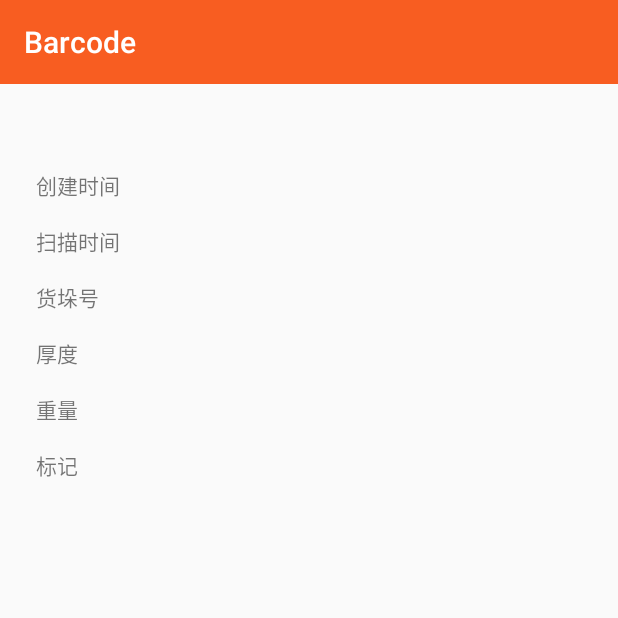
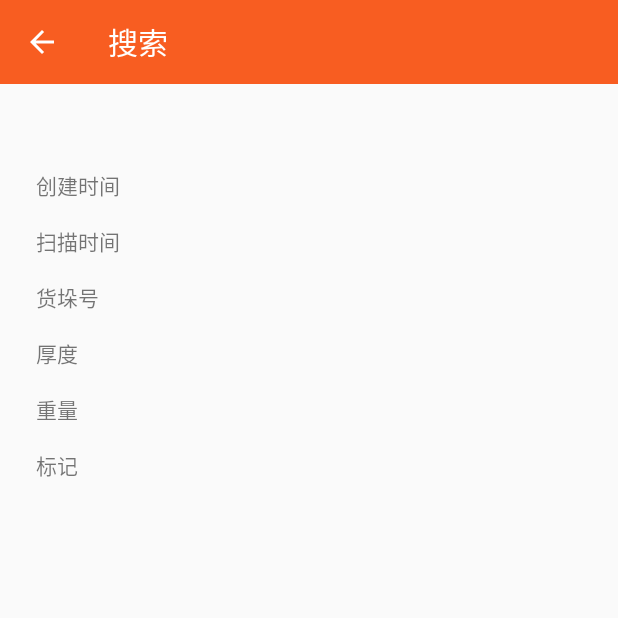
Before and after one commit to kalavinka223/barcode-android, an Android app: the BarcodeSearchActivity screen opened directly, with no data from a screen before it, on a phone screen of 412 x 824 dp, the top half of it. Run offline under Robolectric (Android 15) with nearby library versions, the phone set to English and light mode, and no system bars; our stand-ins replace RxJava, data binding.

Commit message:
update barcode search

```diff
--- a/app/src/main/AndroidManifest.xml
+++ b/app/src/main/AndroidManifest.xml
@@ -9,7 +9,9 @@
         android:label="@string/app_name"
         android:supportsRtl="true"
         android:theme="@style/AppTheme">
-        <activity android:name=".ui.activity.BarcodeSearchActivity">
+        <activity
+            android:name=".ui.activity.BarcodeSearchActivity"
+            android:label="@string/title_search">
             <intent-filter>
                 <action android:name="android.intent.action.SEARCH" />
             </intent-filter>
--- a/app/src/main/java/com/powerdata/barcode/ui/activity/BarcodeSearchActivity.java
+++ b/app/src/main/java/com/powerdata/barcode/ui/activity/BarcodeSearchActivity.java
@@ -2,8 +2,12 @@ package com.powerdata.barcode.ui.activity;
 
 import android.app.SearchManager;
 import android.content.Intent;
+import android.graphics.Color;
 import android.os.Bundle;
+import android.view.MenuItem;
 
+import androidx.annotation.NonNull;
+import androidx.appcompat.app.ActionBar;
 import androidx.appcompat.app.AppCompatActivity;
 import androidx.appcompat.widget.Toolbar;
 import androidx.lifecycle.Observer;
@@ -29,6 +33,12 @@ public class BarcodeSearchActivity extends AppCompatActivity {
         Toolbar toolbar = findViewById(R.id.toolbar);
         setSupportActionBar(toolbar);
 
+        ActionBar actionBar = getSupportActionBar();
+        if (actionBar != null) {
+            actionBar.setHomeButtonEnabled(true);
+            actionBar.setDisplayHomeAsUpEnabled(true);
+        }
+
         Intent intent = getIntent();
 
         if (Intent.ACTION_SEARCH.equals(intent.getAction())) {
@@ -46,14 +56,26 @@ public class BarcodeSearchActivity extends AppCompatActivity {
                         if (detail != null) {
                             binding.barcodeTextView.setText(detail.barcode);
                             binding.statusTextView.setText(getString(detail.status == 1 ? R.string.text_scanned : R.string.text_not_scanned));
+                            binding.statusTextView.setTextColor(detail.status == 0 ? Color.RED : Color.GREEN);
                             binding.createdAtTextView.setText(detail.createdAt);
                             binding.updatedAtTextView.setText(detail.updatedAt);
                             binding.pileNoTextView.setText(detail.pileNo);
                             binding.thicknessTextView.setText(String.valueOf(detail.thickness));
                             binding.weightTextView.setText(String.valueOf(detail.weight));
                             binding.markTextView.setText(detail.mark);
+                        } else {
+                            binding.barcodeTextView.setText(getString(R.string.text_barcode_not_existed));
                         }
                     }
                 });
     }
+
+    @Override
+    public boolean onOptionsItemSelected(@NonNull MenuItem item) {
+        if (item.getItemId() == android.R.id.home) {
+            this.finish();
+            return true;
+        }
+        return super.onOptionsItemSelected(item);
+    }
 }
--- a/app/src/main/java/com/powerdata/barcode/ui/adapter/BarcodeAdapter.java
+++ b/app/src/main/java/com/powerdata/barcode/ui/adapter/BarcodeAdapter.java
@@ -9,7 +9,6 @@ import androidx.annotation.NonNull;
 import androidx.recyclerview.widget.RecyclerView;
 
 import com.powerdata.barcode.R;
-import com.powerdata.barcode.common.Util;
 import com.powerdata.barcode.model.BarcodeInfo;
 
 import java.util.List;
--- a/app/src/main/res/layout/activity_barcode_search.xml
+++ b/app/src/main/res/layout/activity_barcode_search.xml
@@ -59,7 +59,7 @@
             android:layout_height="wrap_content"
             android:layout_marginStart="24dp"
             android:layout_marginTop="16dp"
-            android:text="创建时间"
+            android:text="@string/text_created_at"
             app:layout_constraintStart_toStartOf="parent"
             app:layout_constraintTop_toBottomOf="@+id/barcode_text_view" />
 
@@ -79,7 +79,7 @@
             android:layout_width="wrap_content"
             android:layout_height="wrap_content"
             android:layout_marginTop="16dp"
-            android:text="扫描时间"
+            android:text="@string/text_updated_at"
             app:layout_constraintStart_toStartOf="@+id/textView3"
             app:layout_constraintTop_toBottomOf="@+id/textView3" />
 
@@ -98,7 +98,7 @@
             android:layout_width="wrap_content"
             android:layout_height="wrap_content"
             android:layout_marginTop="16dp"
-            android:text="货垛号"
+            android:text="@string/text_pile_no"
             app:layout_constraintStart_toStartOf="@+id/textView3"
             app:layout_constraintTop_toBottomOf="@+id/textView5" />
 
@@ -117,7 +117,7 @@
             android:layout_width="wrap_content"
             android:layout_height="wrap_content"
             android:layout_marginTop="16dp"
-            android:text="厚度"
+            android:text="@string/text_thickness"
             app:layout_constraintStart_toStartOf="@+id/textView3"
             app:layout_constraintTop_toBottomOf="@+id/textView7" />
 
@@ -136,7 +136,7 @@
             android:layout_width="wrap_content"
             android:layout_height="wrap_content"
             android:layout_marginTop="16dp"
-            android:text="重量"
+            android:text="@string/text_weight"
             app:layout_constraintStart_toStartOf="@+id/textView3"
             app:layout_constraintTop_toBottomOf="@+id/textView9" />
 
@@ -155,7 +155,7 @@
             android:layout_width="wrap_content"
             android:layout_height="wrap_content"
             android:layout_marginTop="16dp"
-            android:text="标记"
+            android:text="@string/text_mark"
             app:layout_constraintStart_toStartOf="@+id/textView3"
             app:layout_constraintTop_toBottomOf="@+id/textView11" />
 
--- a/app/src/main/res/values/strings.xml
+++ b/app/src/main/res/values/strings.xml
@@ -22,9 +22,6 @@
         <item>C</item>
         <item>D</item>
     </string-array>
-
-    <!-- TODO: Remove or change this placeholder text -->
-    <string name="hello_blank_fragment">Hello blank fragment</string>
     <string name="text_export">导出</string>
     <string name="text_delete">删除</string>
     <string name="text_status">状态</string>
@@ -35,4 +32,12 @@
     <string name="text_search">搜索</string>
     <string name="text_all">全部</string>
     <string name="text_no_data">没有数据</string>
+    <string name="text_created_at">创建时间</string>
+    <string name="text_updated_at">扫描时间</string>
+    <string name="text_pile_no">货垛号</string>
+    <string name="text_thickness">厚度</string>
+    <string name="text_weight">重量</string>
+    <string name="text_mark">标记</string>
+    <string name="title_search">搜索</string>
+    <string name="text_barcode_not_existed">钢卷号不存在</string>
 </resources>
```
